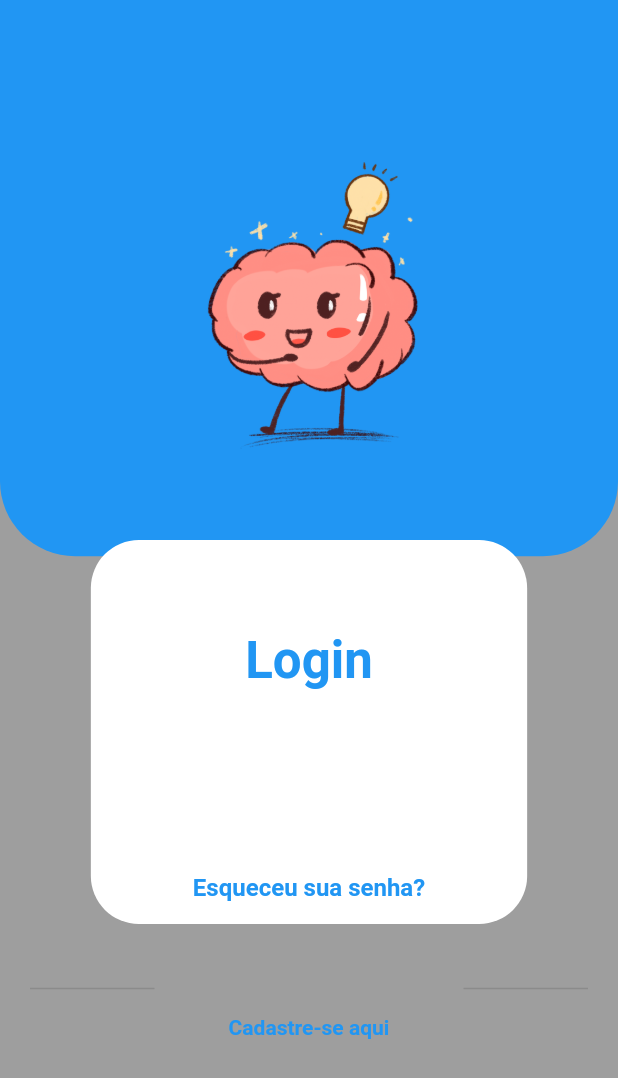
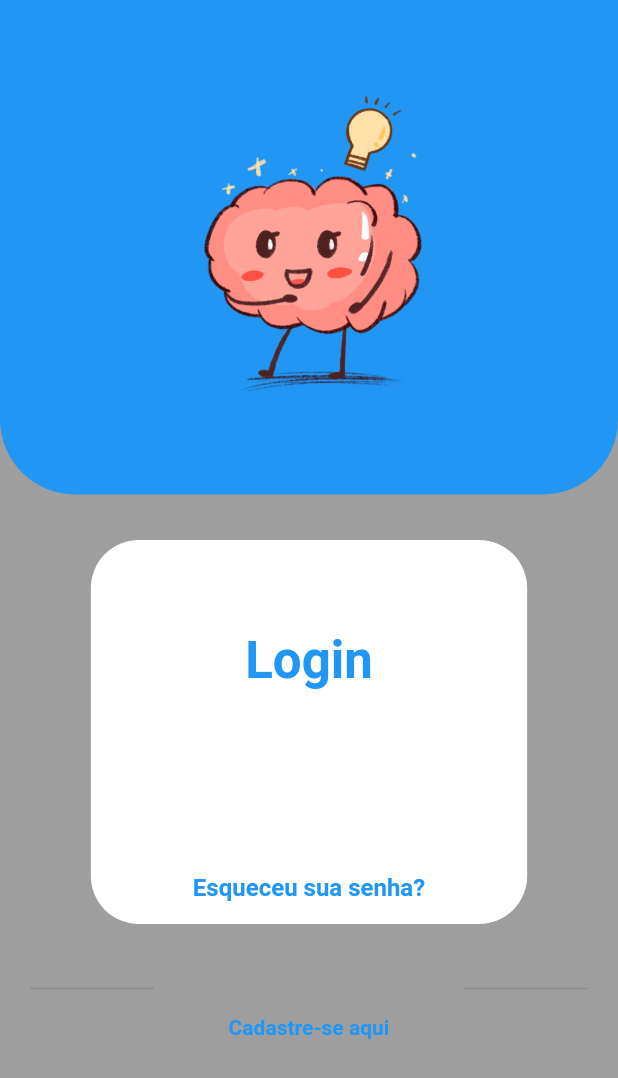
Before and after one commit to pedrohso7/CleanArchitetureMobileProjectTemplate, a Flutter app: the screen it shows after launch, on a phone screen of 412 x 824 dp. Shown: the top 1078 px of the screen. Run offline on Flutter 3.47's test engine with Material 2 defaults, Android fonts, the phone set to English and light mode, and no system bars; our stand-ins replace flutter_native_splash, get; statements that could not run were skipped.

Commit message:
refactor(login): refactor blue background and image size's from Login Page.

```diff
--- a/lib/features/authentication/login/presentation/widgets/animated_blue_background.dart
+++ b/lib/features/authentication/login/presentation/widgets/animated_blue_background.dart
@@ -12,30 +12,25 @@ class AnimatedBlueBackground extends StatelessWidget {
 
     return AnimatedContainer(
       curve: Curves.easeOutCubic,
-      height: startAnimation ? mq.size.height * 0.45 : 0,
+      height: startAnimation ? mq.size.height * 0.4 : 0,
       duration: const Duration(milliseconds: 800),
       child: Stack(
         alignment: Alignment.topCenter,
         children: [
           Container(
-            height: 543,
-            width: 543,
             decoration: const BoxDecoration(
               // color: context.theme.primaryColor,
               color: Colors.blue,
-              borderRadius: const BorderRadius.only(
+              borderRadius: BorderRadius.only(
                 bottomLeft: Radius.circular(50),
                 bottomRight: Radius.circular(50),
               ),
             ),
           ),
-          Transform.translate(
-            offset: const Offset(0, 20.0),
-            child: Transform.scale(
-              scale: 0.6,
-              child: Image.asset(
-                'lib/assets/images/brain.png',
-              ),
+          Transform.scale(
+            scale: 0.7,
+            child: Image.asset(
+              'lib/assets/images/brain.png',
             ),
           ),
         ],
```
